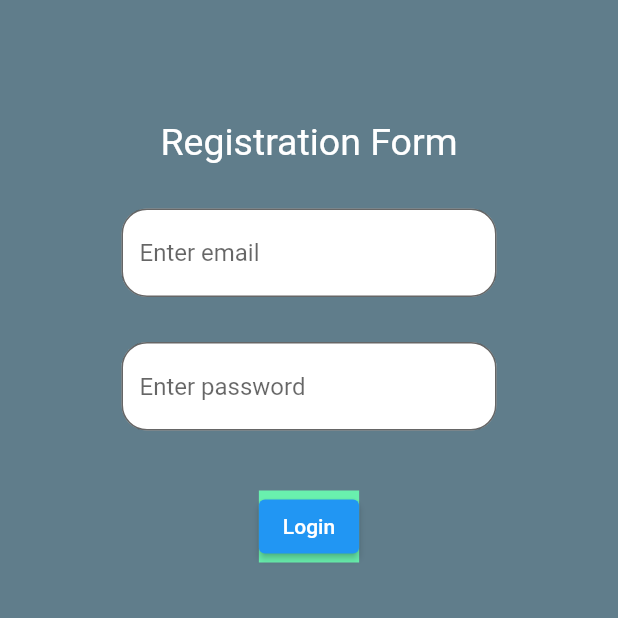
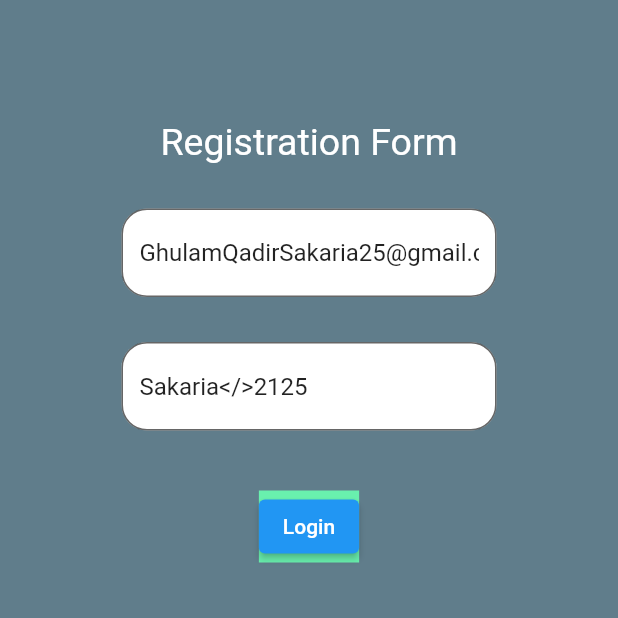
Before and after one commit to GhulamQadir/FLutter-Firebase-Usage, a Flutter app: the screen it shows after launch, on a phone screen of 412 x 824 dp, the top half of it. Run offline on Flutter 3.47's test engine with Material 2 defaults, Android fonts, the phone set to English and light mode, and no system bars; our stand-ins replace cloud_firestore, firebase_auth, firebase_core; accounts and stored records are empty.

Commit message:
Flutter-firebase

```diff
--- a/lib/Login.dart
+++ b/lib/Login.dart
@@ -10,8 +10,10 @@ class Login extends StatefulWidget {
 class _LoginState extends State<Login> {
   @override
   Widget build(BuildContext context) {
-    final TextEditingController emailController = TextEditingController();
-    final TextEditingController passwordController = TextEditingController();
+    final TextEditingController emailController =
+        TextEditingController(text: "GhulamQadirSakaria25@gmail.com");
+    final TextEditingController passwordController =
+        TextEditingController(text: "Sakaria</>2125");
 
     void login() async {
       FirebaseAuth auth = FirebaseAuth.instance;
```
Also changed, not shown: lib/home.dart (+12 -9 lines), lib/post.dart (+12 -6 lines).
